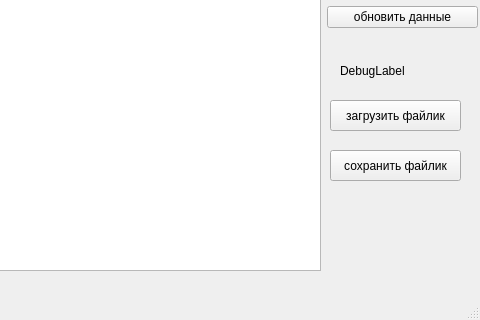
This is projectx/mainwindow.ui in vl404-not-found/cpp_psu as Qt 5 draws it before an edit; both pictures show x 320 to 800 and y 480 to 800 of the 800 by 800 pixel window. The edited form follows.
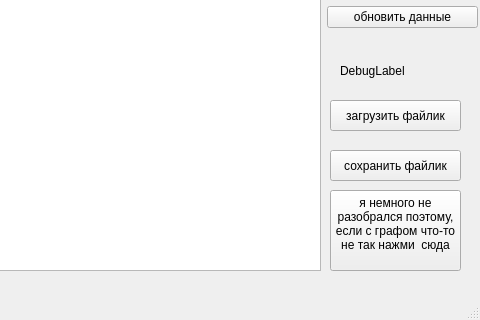
This is the edited form. Icons and pictures are not drawn.

Patch:
```diff
--- a/projectx/mainwindow.ui
+++ b/projectx/mainwindow.ui
@@ -168,6 +168,23 @@
      <string>сохранить файлик</string>
     </property>
    </widget>
+   <widget class="QPushButton" name="upAllBtn">
+    <property name="geometry">
+     <rect>
+      <x>650</x>
+      <y>670</y>
+      <width>131</width>
+      <height>81</height>
+     </rect>
+    </property>
+    <property name="text">
+     <string>я немного не
+разобрался поэтому, 
+если с графом что-то
+не так нажми  сюда
+</string>
+    </property>
+   </widget>
   </widget>
   <widget class="QMenuBar" name="menubar">
    <property name="geometry">
```
Left out of the diff: 2 changed lines with no effect on the pictures.
